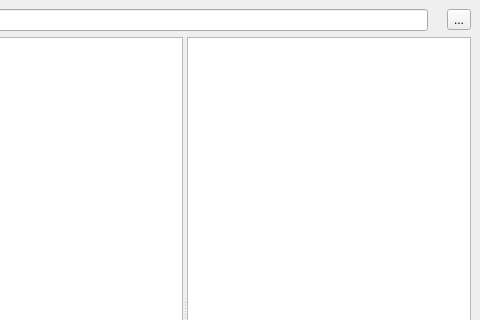
Above: app/mainwindow.ui from olegantonyan/mpz before the change; both pictures show x 398 to 878 and y 0 to 320 of the 878 by 612 pixel window. Below: the same form after it.
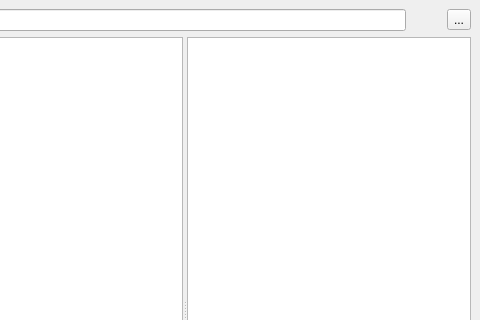
That is the form after the change. Icons and pictures are not drawn.

Diff of the .ui file:
```diff
--- a/app/mainwindow.ui
+++ b/app/mainwindow.ui
@@ -94,6 +94,22 @@
         </property>
        </widget>
       </item>
+      <item>
+       <widget class="QWidget" name="widgetSpinner" native="true">
+        <property name="minimumSize">
+         <size>
+          <width>16</width>
+          <height>16</height>
+         </size>
+        </property>
+        <property name="maximumSize">
+         <size>
+          <width>32</width>
+          <height>32</height>
+         </size>
+        </property>
+       </widget>
+      </item>
       <item>
        <widget class="QToolButton" name="menuButton">
         <property name="text">
```
